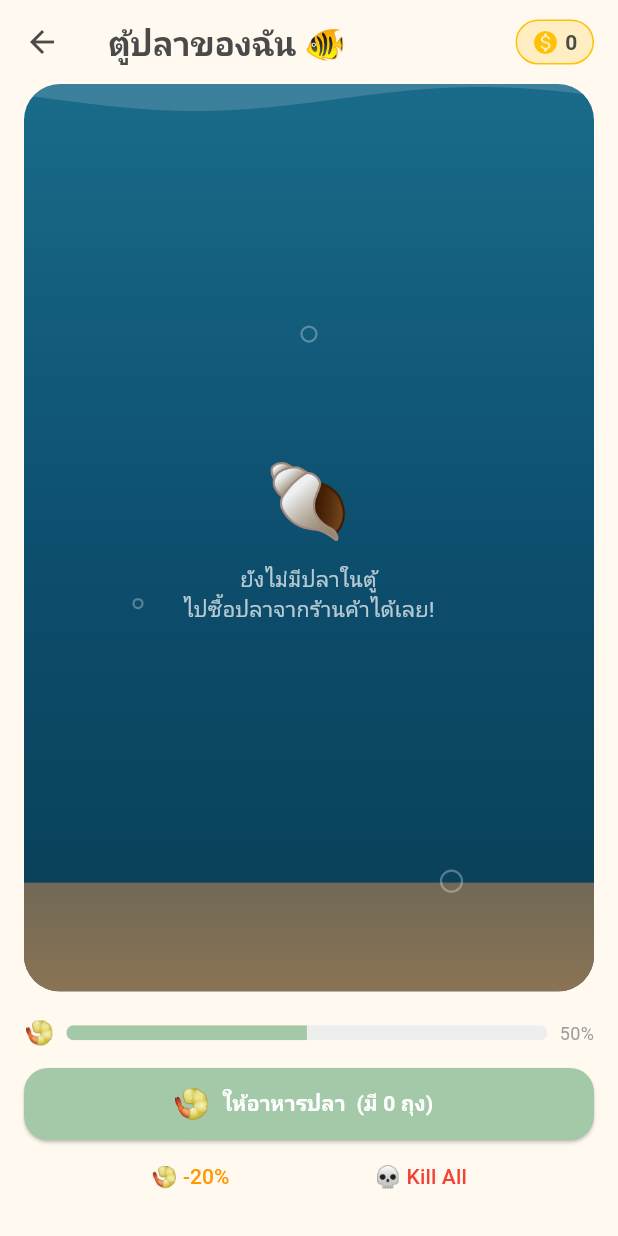
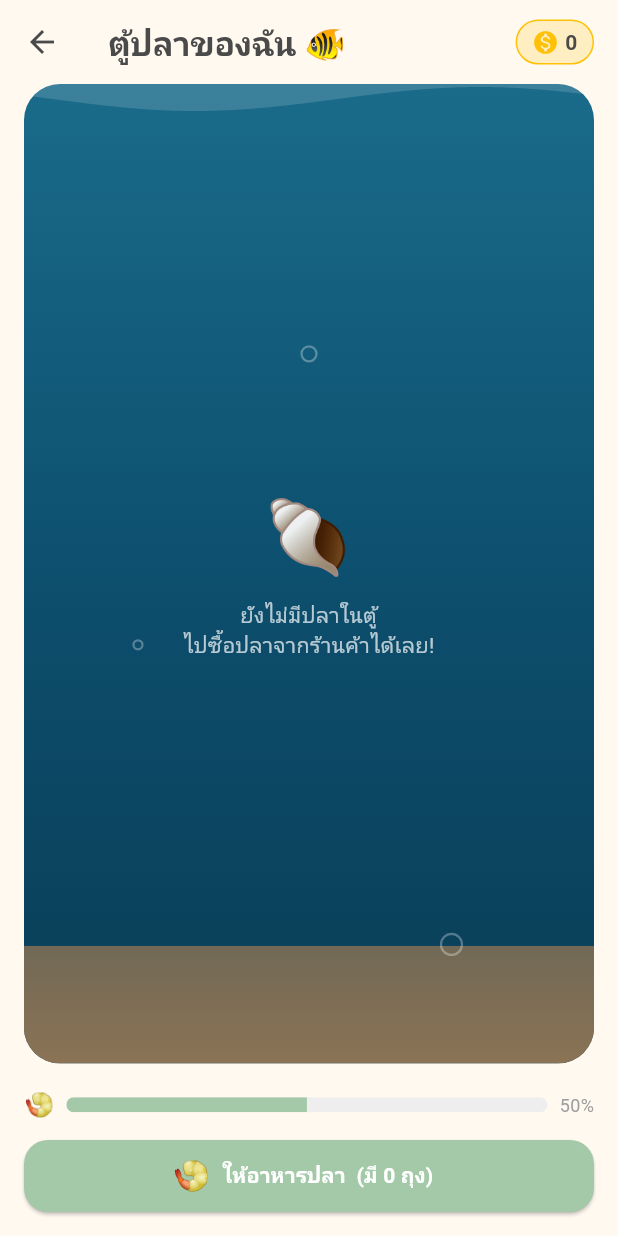
Before and after one commit to Oakiez/Flashcards, a Flutter app: the FishTankScreen screen opened directly, on a phone screen of 412 x 824 dp. Run offline on Flutter 3.47's test engine with Material 3 defaults, Android fonts, the phone set to English and light mode, and no system bars; our stand-ins replace audioplayers, google_fonts, image_picker, shared_preferences; accounts and stored records are empty; Roboto replaces fonts that are missing (Prompt).

Commit message:
Version 1.0.0

```diff
--- a/lib/screens/fish_tank_screen.dart
+++ b/lib/screens/fish_tank_screen.dart
@@ -230,10 +230,10 @@ class _FishTankScreenState extends State<FishTankScreen>
     final user = provider.user;
 
     return Scaffold(
-      backgroundColor: const Color(0xFFFFF9F0),
+      backgroundColor: Theme.of(context).scaffoldBackgroundColor,
       appBar: AppBar(
         title: const Text('ตู้ปลาของฉัน 🐠'),
-        backgroundColor: const Color(0xFFFFF9F0),
+        backgroundColor: Theme.of(context).scaffoldBackgroundColor,
         elevation: 0,
         actions: [
           Container(
@@ -443,39 +443,6 @@ class _FishTankScreenState extends State<FishTankScreen>
                   ),
                 ),
 
-                // ── Debug Buttons ───────────────────────
-                Row(
-                  mainAxisAlignment: MainAxisAlignment.spaceEvenly,
-                  children: [
-                    TextButton(
-                      onPressed: () {
-                        final p = context.read<DeckProvider>();
-                        p.fishTank.foodLevel = (p.fishTank.foodLevel - 20)
-                            .clamp(0, 100);
-                        if (p.fishTank.foodLevel <= 0) {
-                          p.fishTank.fishes.clear();
-                        }
-                        p.debugNotify();
-                      },
-                      child: const Text(
-                        '🍤 -20%',
-                        style: TextStyle(color: Colors.orange),
-                      ),
-                    ),
-                    TextButton(
-                      onPressed: () {
-                        final p = context.read<DeckProvider>();
-                        p.fishTank.foodLevel = 0;
-                        p.fishTank.fishes.clear();
-                        p.debugNotify(); // ✅ แก้แล้ว
-                      },
-                      child: const Text(
-                        '💀 Kill All',
-                        style: TextStyle(color: Colors.red),
-                      ),
-                    ),
-                  ],
-                ),
 
                 // ── จำนวนปลา + ปุ่มจัดการ ──────────────
                 if (tank.fishes.isNotEmpty)
--- a/lib/screens/settings_screen.dart
+++ b/lib/screens/settings_screen.dart
@@ -346,7 +346,7 @@ class _SettingsScreenState extends State<SettingsScreen> {
           ),
           content: Column(
             mainAxisSize: MainAxisSize.min,
-            crossAxisAlignment: CrossAxisAlignment.start,
+            crossAxisAlignment: CrossAxisAlignment.center,
             children: [
               Container(
                 padding: const EdgeInsets.all(12),
--- a/lib/screens/store_screen.dart
+++ b/lib/screens/store_screen.dart
@@ -51,8 +51,6 @@ class StoreScreen extends StatelessWidget {
           bottom: const TabBar(
             indicatorColor: Color(0xFFA3C9A8),
             labelColor: null,
-            isScrollable: true,
-            tabAlignment: TabAlignment.start,
             tabs: [
               Tab(text: 'ธีมการ์ด 🃏'),
               Tab(text: 'ไอคอนสำรับ'),
--- a/lib/screens/study_screen.dart
+++ b/lib/screens/study_screen.dart
@@ -155,7 +155,7 @@ class _StudyScreenState extends State<StudyScreen> {
           const SizedBox(width: 8),
           ElevatedButton.icon(
             style: ElevatedButton.styleFrom(
-              backgroundColor: const Color(0xFFA3C9A8),
+              backgroundColor: Theme.of(context).primaryColor,
               shape: RoundedRectangleBorder(
                 borderRadius: BorderRadius.circular(12),
               ),
@@ -381,7 +381,7 @@ class _StudyScreenState extends State<StudyScreen> {
                   ),
                   ElevatedButton.icon(
                     style: ElevatedButton.styleFrom(
-                      backgroundColor: const Color(0xFFA3C9A8),
+                      backgroundColor: Theme.of(context).primaryColor,
                       padding: const EdgeInsets.symmetric(
                         horizontal: 20,
                         vertical: 12,
--- a/lib/screens/tutorial_screen.dart
+++ b/lib/screens/tutorial_screen.dart
@@ -68,7 +68,7 @@ class _TutorialScreenState extends State<TutorialScreen> {
   @override
   Widget build(BuildContext context) {
     return Scaffold(
-      backgroundColor: const Color(0xFFFFF9F0),
+      backgroundColor: Theme.of(context).scaffoldBackgroundColor,
       body: SafeArea(
         child: Column(
           children: [
```
Also changed, not shown: lib/screens/deck_editor_screen.dart (+38 -47 lines), lib/screens/profile_screen.dart (+16 -17 lines), lib/screens/result_screen.dart (+7 -7 lines).
